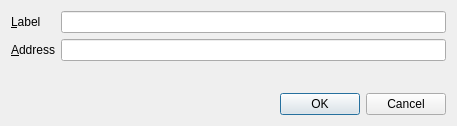
First picture: the form in src/qt/forms/editaddressdialog.ui, repository Wisecoincore/suncoin, before the edit.
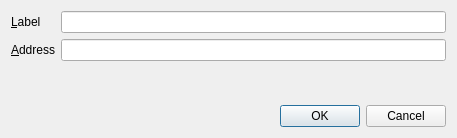
Second picture: the form after the edit.

What changed in the file:
```diff
--- a/src/qt/forms/editaddressdialog.ui
+++ b/src/qt/forms/editaddressdialog.ui
@@ -7,7 +7,7 @@
     <x>0</x>
     <y>0</y>
     <width>457</width>
-    <height>126</height>
+    <height>138</height>
    </rect>
   </property>
   <property name="windowTitle">
```
Left out of the diff: 2 changed lines with no effect on the pictures.
